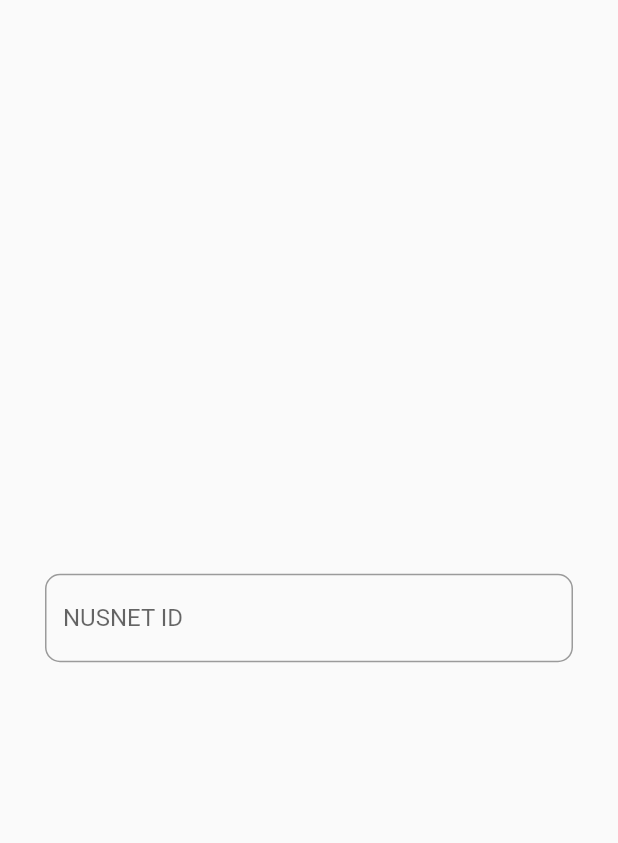
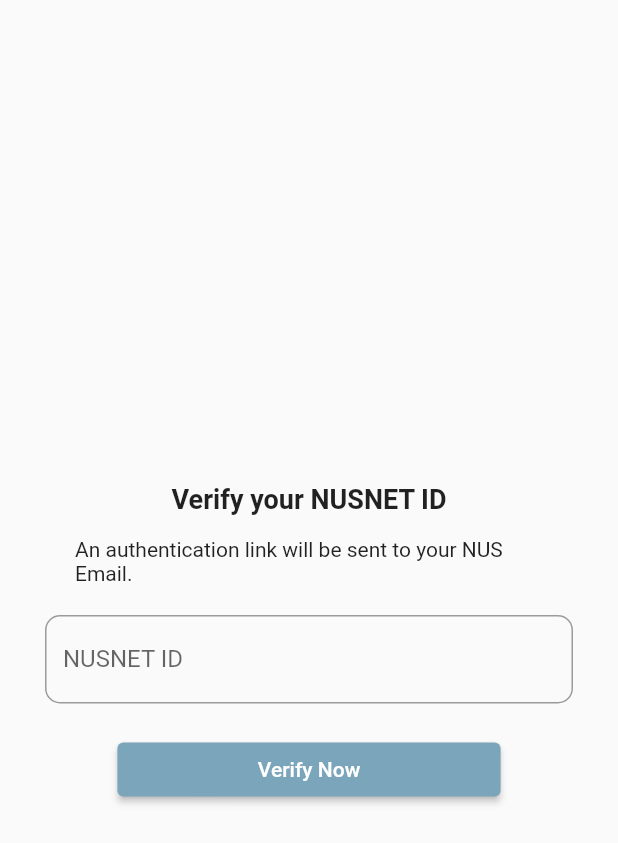
Before and after one commit to tlyi/friendlinus, a Flutter app: the screen it shows after launch, after a tap on "No account yet? Register Now", on a phone screen of 412 x 824 dp. Shown: the top 843 px of the screen. Run offline on Flutter 3.47's test engine with Material 2 defaults, Android fonts, the phone set to English and light mode, and no system bars; our stand-ins replace firebase_core; accounts and stored records are empty.

Commit message:
More registration page

```diff
--- a/lib/login_page.dart
+++ b/lib/login_page.dart
@@ -1,5 +1,5 @@
 import 'package:flutter/material.dart';
-import 'package:friendlinus/register_page1.dart';
+import 'register_page1.dart';
 
 class LogInPage extends StatelessWidget {
   @override
--- a/lib/main.dart
+++ b/lib/main.dart
@@ -1,6 +1,6 @@
 import 'package:flutter/material.dart';
 import 'package:firebase_core/firebase_core.dart';
-import 'package:friendlinus/login_page.dart';
+import 'login_page.dart';
 
 Future<void> main() async {
   WidgetsFlutterBinding.ensureInitialized();
--- a/lib/register_page1.dart
+++ b/lib/register_page1.dart
@@ -1,11 +1,15 @@
+//import 'package:firebase_core/firebase_core.dart';
 import 'package:flutter/material.dart';
-import 'package:firebase_auth/firebase_auth.dart';
+//import 'package:firebase_auth/firebase_auth.dart';
+import 'register_page2.dart';
 
 class RegisterPage1 extends StatelessWidget {
+  /*
   Future<FirebaseApp> _initializeFirebase() async {
     FirebaseApp firebaseApp = await Firebase.initializeApp();
     return firebaseApp;
   }
+   */
 
   @override
   Widget build(BuildContext context) {
@@ -15,11 +19,34 @@
           margin: const EdgeInsets.all(30.0),
           alignment: Alignment.center,
           child: Column(mainAxisSize: MainAxisSize.min, children: <Widget>[
+            _buildVerifyMessage(),
             _buildIDField(),
+            _buildVerifyButton(context)
           ]),
         ),
       ),
     );
+  }
+
+  Widget _buildVerifyMessage() {
+    return Padding(
+        padding: EdgeInsets.all(20.0),
+        child: Column(
+          children: <Widget>[
+            Padding(
+              padding: EdgeInsets.all(15.0),
+              child: Text(
+                "Verify your NUSNET ID",
+                style: new TextStyle(
+                  fontWeight: FontWeight.bold,
+                  fontSize: 18,
+                ),
+              ),
+            ),
+            Text(
+                "An authentication link will be sent to your NUS Email."),
+          ],
+        ));
   }
 
   Widget _buildIDField() {
@@ -34,4 +61,19 @@
       ),
     );
   }
+
+  Widget _buildVerifyButton(BuildContext context) {
+    return Container(
+      margin: const EdgeInsets.only(top: 20.0),
+      width: MediaQuery.of(context).size.width * 0.62,
+      child: ElevatedButton(
+          style: ButtonStyle(
+              backgroundColor: MaterialStateProperty.all(Color(0xFF7BA5BB))),
+          child: const Text("Verify Now"),
+          onPressed: () {
+            Navigator.of(context)
+                .push(MaterialPageRoute(builder: (context) => RegisterPage2())); //temporary
+          }),
+    );
+  }
 }
```
Also changed, not shown: lib/home_page.dart (added, +8 -0 lines), lib/register_page2.dart (added, +142 -0 lines).
